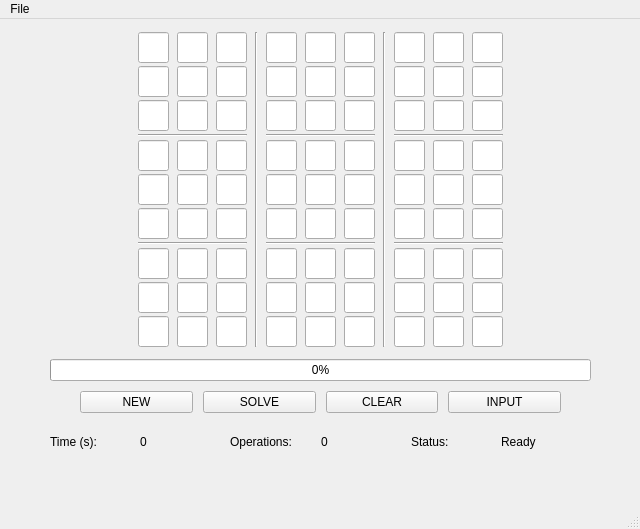
Before: the Qt Designer form qt_gui.ui in crowz-fx/sudoku_solver, drawn with Qt 5.
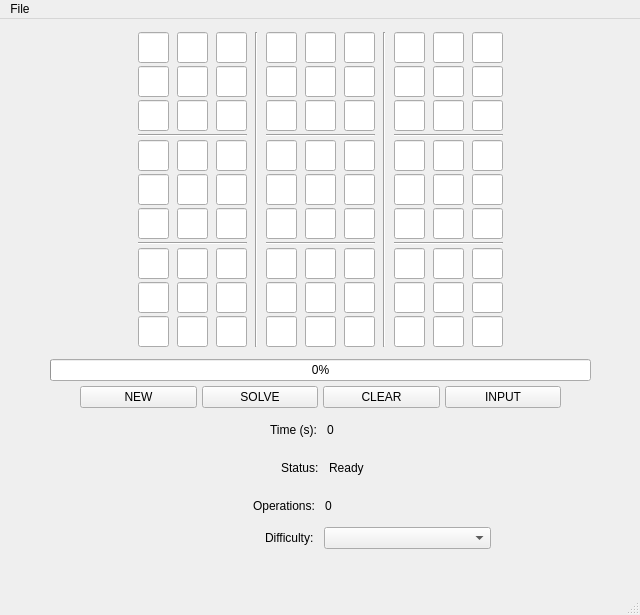
After: the same form once the commit is applied.

Commit message: added generate puzzle difficulty drop down and added difficulties

Patch:
```diff
--- a/qt_gui.ui
+++ b/qt_gui.ui
@@ -7,7 +7,7 @@
     <x>0</x>
     <y>0</y>
     <width>640</width>
-    <height>529</height>
+    <height>615</height>
    </rect>
   </property>
   <property name="windowTitle">
@@ -20,12 +20,12 @@
       <x>0</x>
       <y>320</y>
       <width>641</width>
-      <height>141</height>
+      <height>230</height>
      </rect>
     </property>
     <layout class="QVBoxLayout" name="bottomLayout">
      <property name="spacing">
-      <number>10</number>
+      <number>5</number>
      </property>
      <property name="topMargin">
       <number>20</number>
@@ -89,18 +89,24 @@
       </layout>
      </item>
      <item>
-      <layout class="QHBoxLayout" name="statsLayout">
+      <layout class="QHBoxLayout" name="statsLayout" stretch="0">
        <property name="spacing">
         <number>0</number>
        </property>
        <property name="leftMargin">
-        <number>50</number>
+        <number>0</number>
        </property>
        <property name="rightMargin">
-        <number>50</number>
+        <number>0</number>
        </property>
        <item>
-        <layout class="QHBoxLayout" name="timeLayout">
+        <layout class="QHBoxLayout" name="timeLayout" stretch="0,1">
+         <property name="spacing">
+          <number>10</number>
+         </property>
+         <property name="leftMargin">
+          <number>270</number>
+         </property>
          <item>
           <widget class="QLabel" name="timeLabelLabel">
            <property name="text">
@@ -117,26 +123,16 @@
          </item>
         </layout>
        </item>
-       <item>
-        <layout class="QHBoxLayout" name="operationsLayout">
-         <item>
-          <widget class="QLabel" name="operationsLabelLabel">
-           <property name="text">
-            <string>Operations:</string>
-           </property>
-          </widget>
-         </item>
-         <item>
-          <widget class="QLabel" name="operationsLabel">
-           <property name="text">
-            <string>0</string>
-           </property>
-          </widget>
-         </item>
         </layout>
        </item>
        <item>
-        <layout class="QHBoxLayout" name="statusLayout">
+      <layout class="QHBoxLayout" name="statusLayout" stretch="0,1">
+       <property name="spacing">
+        <number>10</number>
+       </property>
+       <property name="leftMargin">
+        <number>281</number>
+       </property>
          <item>
           <widget class="QLabel" name="statusLabelLabel">
            <property name="text">
@@ -152,6 +148,54 @@
           </widget>
          </item>
         </layout>
+     </item>
+     <item>
+      <layout class="QHBoxLayout" name="operationsLayout" stretch="0,1">
+       <property name="spacing">
+        <number>10</number>
+       </property>
+       <property name="leftMargin">
+        <number>253</number>
+       </property>
+       <property name="rightMargin">
+        <number>0</number>
+       </property>
+       <item>
+        <widget class="QLabel" name="operationsLabelLabel">
+         <property name="text">
+          <string>Operations:</string>
+         </property>
+        </widget>
+       </item>
+       <item>
+        <widget class="QLabel" name="operationsLabel">
+         <property name="text">
+          <string>0</string>
+         </property>
+        </widget>
+       </item>
+      </layout>
+     </item>
+     <item>
+      <layout class="QHBoxLayout" name="difficultyLayout" stretch="0,1">
+       <property name="spacing">
+        <number>10</number>
+       </property>
+       <property name="leftMargin">
+        <number>265</number>
+       </property>
+       <property name="rightMargin">
+        <number>150</number>
+       </property>
+       <item>
+        <widget class="QLabel" name="difficultyLabelLabel">
+         <property name="text">
+          <string>Difficulty:</string>
+         </property>
+        </widget>
+       </item>
+       <item>
+        <widget class="QComboBox" name="difficultySelectBox"/>
        </item>
       </layout>
      </item>
```
Left out of the diff: 5 changed lines with no effect on the pictures. Lines whose indentation alone changed are shown as unchanged. The commit also changes 1 other file.
